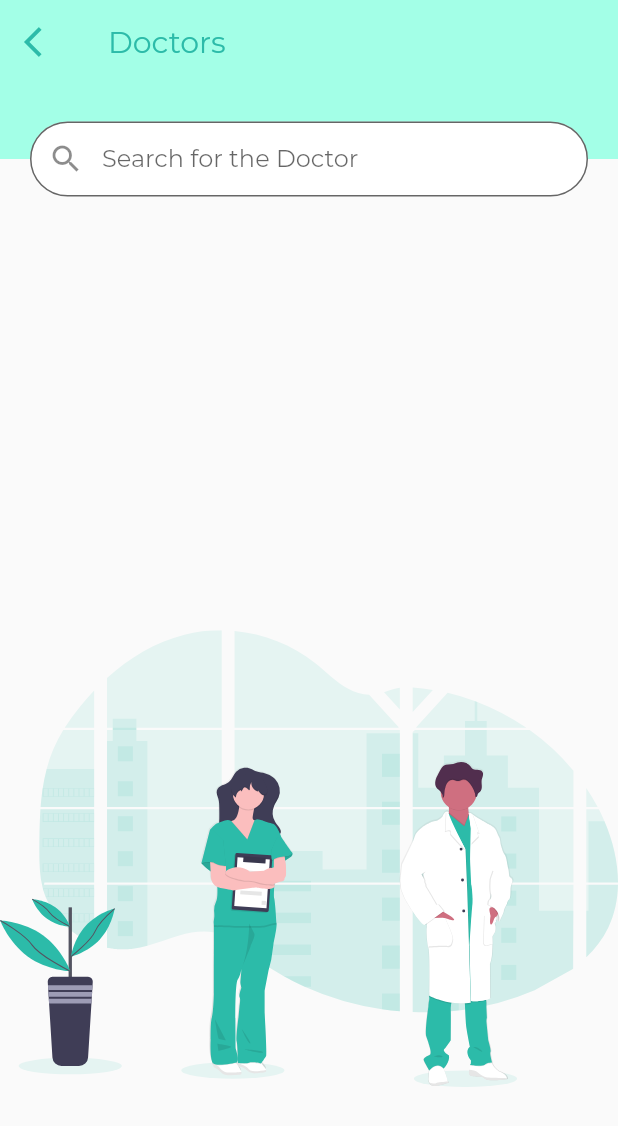
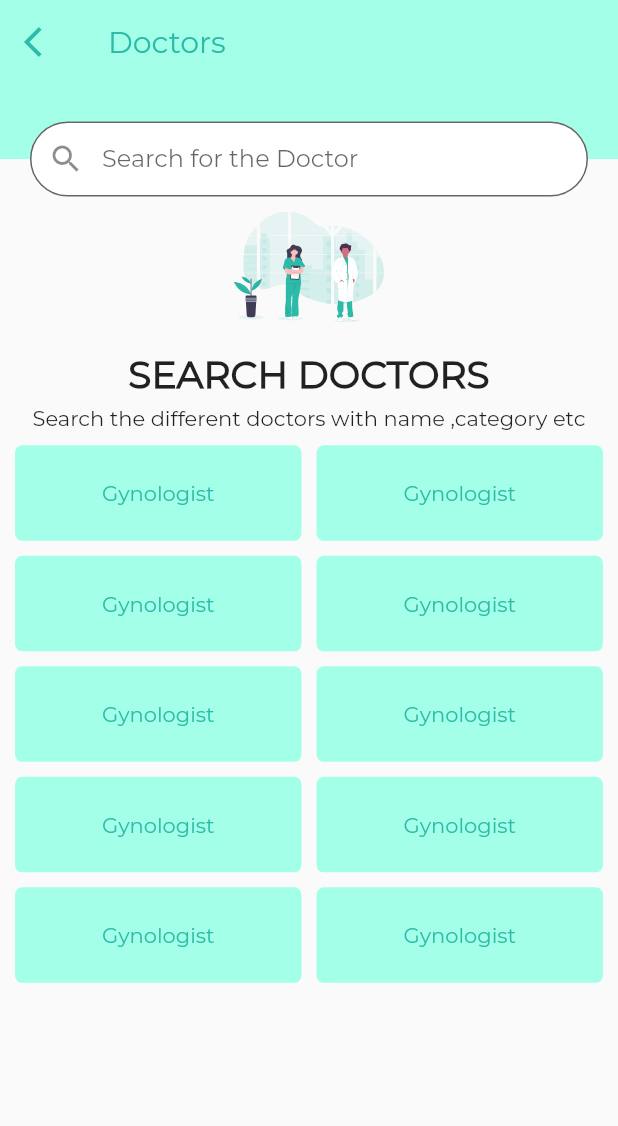
Before and after one commit to bhupesh7shakya/medico, a Flutter app: the Doctors screen opened by its route, on a phone screen of 412 x 824 dp. Shown: the top 1126 px of the screen. Run offline on Flutter 3.47's test engine with Material 2 defaults, Android fonts, the phone set to English and light mode, and no system bars; our stand-ins replace flutter_svg.

Commit message:
adde ddoctors category pages

```diff
--- a/lib/screens/doctors.dart
+++ b/lib/screens/doctors.dart
@@ -35,7 +35,27 @@ class Doctors extends StatelessWidget {
           SearchTopBar(
             title: "Search for the Doctor",
           ),
-          SvgPicture.asset("assets/images/doctor.svg"),
+          SvgPicture.asset("assets/images/doctor.svg", width: 100),
+          SizedBox(
+            height: 20,
+          ),
+          Text(
+            "SEARCH DOCTORS",
+            style: TextStyle(
+              fontSize: 25,
+              fontWeight: FontWeight.bold,
+            ),
+          ),
+          SizedBox(
+            height: 5,
+          ),
+          Padding(
+            padding: const EdgeInsets.symmetric(horizontal: 20.0),
+            child: Text(
+              "Search the different doctors with name ,category etc",
+              textAlign: TextAlign.center,
+            ),
+          ),
           Expanded(
             child: Padding(
               padding: const EdgeInsets.all(10.0),
@@ -48,17 +68,11 @@ class Doctors extends StatelessWidget {
                 ),
                 itemCount: doctorData.length,
                 itemBuilder: (context, index) {
-                  return Container(
-                    decoration: BoxDecoration(
-                      color: Color(0xffa3ffe7),
-                      borderRadius: BorderRadius.circular(5),
-                    ),
-                    child: Center(
-                      child: Text(
-                        doctorData[index].type,
-                        style: TextStyle(color: Components.componenet),
-                      ),
-                    ),
+                  return CategoryWidget(
+                    index: index,
+                    function: () {
+                      print("hello world");
+                    },
                   );
                 },
               ),
@@ -69,3 +83,32 @@ class Doctors extends StatelessWidget {
     );
   }
 }
+
+class CategoryWidget extends StatelessWidget {
+  final int index;
+  final Function function;
+  const CategoryWidget({
+    Key key,
+    this.index,
+    this.function,
+  }) : super(key: key);
+
+  @override
+  Widget build(BuildContext context) {
+    return InkWell(
+      onTap: function,
+      child: Container(
+        decoration: BoxDecoration(
+          color: Color(0xffa3ffe7),
+          borderRadius: BorderRadius.circular(5),
+        ),
+        child: Center(
+          child: Text(
+            doctorData[index].type,
+            style: TextStyle(color: Components.componenet),
+          ),
+        ),
+      ),
+    );
+  }
+}
```
